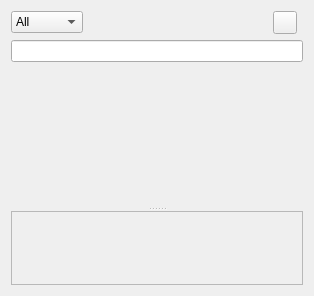
Qt form src/ui/effectlist_ui.ui (KDE/kdenlive) before a commit.
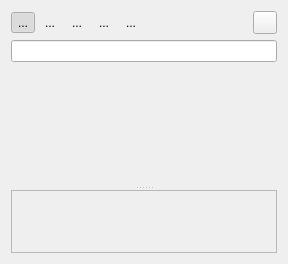
The same form after that commit. Custom widgets are drawn as their Qt base class.

Commit message: Effect List: improve sorting, easier access to categories, add favorites (drop an effect on icon to add it)

What changed in the file:
```diff
--- a/src/ui/effectlist_ui.ui
+++ b/src/ui/effectlist_ui.ui
@@ -6,12 +6,128 @@
    <rect>
     <x>0</x>
     <y>0</y>
-    <width>314</width>
-    <height>296</height>
+    <width>288</width>
+    <height>264</height>
    </rect>
   </property>
   <layout class="QGridLayout" name="gridLayout">
-   <item row="3" column="0" colspan="4">
+   <item row="0" column="0">
+    <layout class="QHBoxLayout" name="horizontalLayout">
+     <property name="spacing">
+      <number>3</number>
+     </property>
+     <item>
+      <widget class="QToolButton" name="effectsAll">
+       <property name="text">
+        <string>...</string>
+       </property>
+       <property name="checkable">
+        <bool>true</bool>
+       </property>
+       <property name="checked">
+        <bool>true</bool>
+       </property>
+       <property name="autoExclusive">
+        <bool>true</bool>
+       </property>
+       <property name="autoRaise">
+        <bool>true</bool>
+       </property>
+      </widget>
+     </item>
+     <item>
+      <widget class="QToolButton" name="effectsVideo">
+       <property name="text">
+        <string>...</string>
+       </property>
+       <property name="checkable">
+        <bool>true</bool>
+       </property>
+       <property name="autoExclusive">
+        <bool>true</bool>
+       </property>
+       <property name="autoRaise">
+        <bool>true</bool>
+       </property>
+      </widget>
+     </item>
+     <item>
+      <widget class="QToolButton" name="effectsAudio">
+       <property name="text">
+        <string>...</string>
+       </property>
+       <property name="checkable">
+        <bool>true</bool>
+       </property>
+       <property name="autoExclusive">
+        <bool>true</bool>
+       </property>
+       <property name="autoRaise">
+        <bool>true</bool>
+       </property>
+      </widget>
+     </item>
+     <item>
+      <widget class="QToolButton" name="effectsGPU">
+       <property name="text">
+        <string>...</string>
+       </property>
+       <property name="checkable">
+        <bool>true</bool>
+       </property>
+       <property name="autoExclusive">
+        <bool>true</bool>
+       </property>
+       <property name="autoRaise">
+        <bool>true</bool>
+       </property>
+      </widget>
+     </item>
+     <item>
+      <widget class="QToolButton" name="effectsCustom">
+       <property name="text">
+        <string>...</string>
+       </property>
+       <property name="checkable">
+        <bool>true</bool>
+       </property>
+       <property name="autoExclusive">
+        <bool>true</bool>
+       </property>
+       <property name="autoRaise">
+        <bool>true</bool>
+       </property>
+      </widget>
+     </item>
+    </layout>
+   </item>
+   <item row="0" column="1">
+    <spacer name="horizontalSpacer_2">
+     <property name="orientation">
+      <enum>Qt::Horizontal</enum>
+     </property>
+     <property name="sizeHint" stdset="0">
+      <size>
+       <width>40</width>
+       <height>20</height>
+      </size>
+     </property>
+    </spacer>
+   </item>
+   <item row="0" column="2">
+    <widget class="QToolButton" name="buttonInfo">
+     <property name="enabled">
+      <bool>true</bool>
+     </property>
+     <property name="text">
+      <string/>
+     </property>
+    </widget>
+   </item>
+   <item row="1" column="0" colspan="3">
+    <widget class="KTreeWidgetSearchLine" name="search_effect"/>
+   </item>
+   <item row="2" column="0" colspan="3">
     <widget class="QSplitter" name="splitter">
      <property name="orientation">
       <enum>Qt::Vertical</enum>
@@ -49,69 +165,9 @@
      </widget>
     </widget>
    </item>
-   <item row="1" column="0">
-    <widget class="KComboBox" name="type_combo">
-     <item>
-      <property name="text">
-       <string>All</string>
-      </property>
-     </item>
-     <item>
-      <property name="text">
-       <string>Video</string>
-      </property>
-     </item>
-     <item>
-      <property name="text">
-       <string>Audio</string>
-      </property>
-     </item>
-     <item>
-      <property name="text">
-       <string>Custom</string>
-      </property>
-     </item>
-    </widget>
-   </item>
-   <item row="1" column="2">
-    <widget class="QToolButton" name="buttonInfo">
-     <property name="enabled">
-      <bool>true</bool>
-     </property>
-     <property name="text">
-      <string/>
-     </property>
-    </widget>
-   </item>
-   <item row="2" column="0" colspan="4">
-    <widget class="KTreeWidgetSearchLine" name="search_effect"/>
-   </item>
-   <item row="1" column="1">
-    <spacer name="horizontalSpacer_2">
-     <property name="orientation">
-      <enum>Qt::Horizontal</enum>
-     </property>
-     <property name="sizeHint" stdset="0">
-      <size>
-       <width>40</width>
-       <height>20</height>
-      </size>
-     </property>
-    </spacer>
-   </item>
   </layout>
  </widget>
  <customwidgets>
-  <customwidget>
-   <class>KComboBox</class>
-   <extends>QComboBox</extends>
-   <header>kcombobox.h</header>
-  </customwidget>
-  <customwidget>
-   <class>QLineEdit</class>
-   <extends>QLineEdit</extends>
-   <header>klineedit.h</header>
-  </customwidget>
   <customwidget>
    <class>KTreeWidgetSearchLine</class>
    <extends>QLineEdit</extends>
```
The commit also changes 34 other files.
